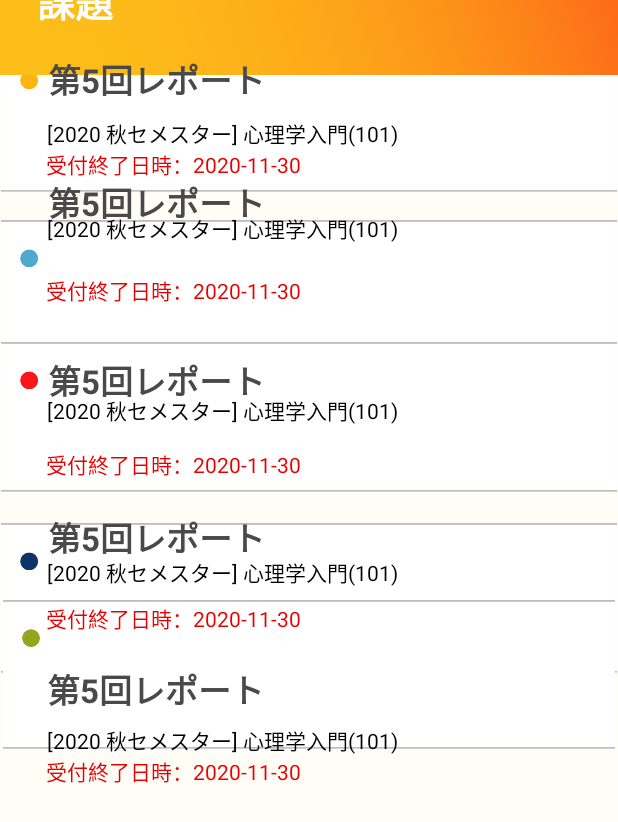
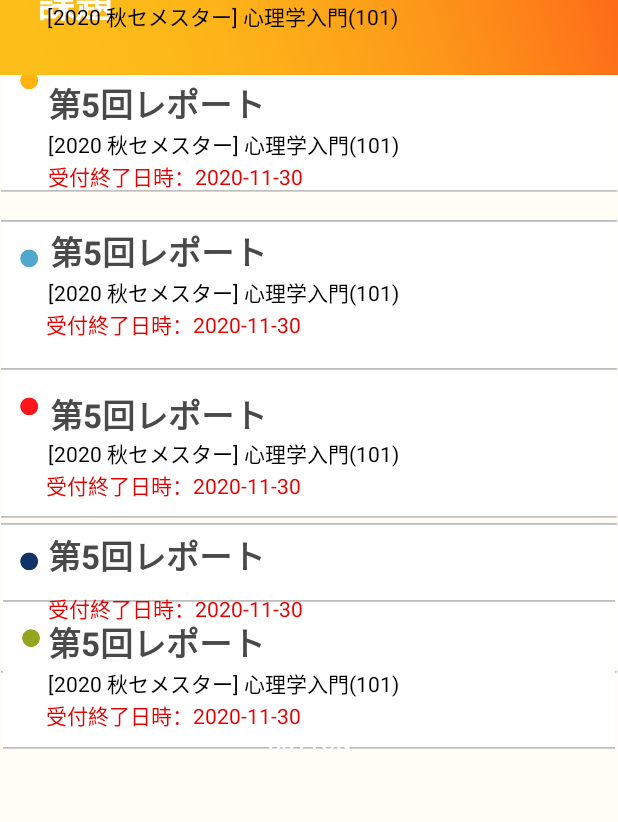
Before and after one commit to yui0805/haaka, an Android app: the page3 screen opened directly, with no data from a screen before it, on a phone screen of 412 x 824 dp. Shown: the top 822 px of the screen. Run offline under Robolectric (Android 15) with nearby library versions, the phone set to English and light mode, and no system bars.

Commit message:
page3naosita

```diff
--- a/app/src/main/res/layout/activity_page3.xml
+++ b/app/src/main/res/layout/activity_page3.xml
@@ -46,18 +46,6 @@
         app:srcCompat="@drawable/group7" />
 
     <ImageView
-        android:id="@+id/imageView14"
-        android:layout_width="0dp"
-        android:layout_height="100dp"
-        app:layout_constraintBottom_toBottomOf="@+id/view2"
-        app:layout_constraintEnd_toEndOf="@+id/view2"
-        app:layout_constraintHorizontal_bias="0.0"
-        app:layout_constraintStart_toStartOf="parent"
-        app:layout_constraintTop_toTopOf="@+id/view2"
-        app:layout_constraintVertical_bias="0.482"
-        app:srcCompat="@drawable/group8" />
-
-    <ImageView
         android:id="@+id/imageView11"
         android:layout_width="match_parent"
         android:layout_height="100dp"
@@ -69,6 +57,18 @@
         app:layout_constraintTop_toTopOf="parent"
         app:layout_constraintVertical_bias="0.968"
         app:srcCompat="@drawable/group10" />
+
+    <ImageView
+        android:id="@+id/imageView14"
+        android:layout_width="0dp"
+        android:layout_height="100dp"
+        app:layout_constraintBottom_toBottomOf="@+id/view2"
+        app:layout_constraintEnd_toEndOf="@+id/view2"
+        app:layout_constraintHorizontal_bias="0.0"
+        app:layout_constraintStart_toStartOf="parent"
+        app:layout_constraintTop_toTopOf="@+id/view2"
+        app:layout_constraintVertical_bias="0.482"
+        app:srcCompat="@drawable/group8" />
 
     <ImageView
         android:id="@+id/imageView12"
@@ -186,83 +186,87 @@
 
     <TextView
         android:id="@+id/T_1"
-        android:layout_width="376dp"
-        android:layout_height="50dp"
+        android:layout_width="wrap_content"
+        android:layout_height="wrap_content"
+        android:layout_marginTop="17dp"
         android:gravity="center_vertical"
         android:text="第5回レポート"
         android:textColor="#494949"
         android:textSize="10pt"
         android:textStyle="bold"
-        app:layout_constraintBottom_toBottomOf="parent"
+        app:layout_constraintBottom_toTopOf="@+id/SUB_1"
         app:layout_constraintEnd_toEndOf="parent"
-        app:layout_constraintHorizontal_bias="0.885"
+        app:layout_constraintHorizontal_bias="0.12"
         app:layout_constraintStart_toStartOf="parent"
-        app:layout_constraintTop_toTopOf="@+id/imageView13"
-        app:layout_constraintVertical_bias="0.0" />
+        app:layout_constraintTop_toTopOf="@+id/button3"
+        app:layout_constraintVertical_bias="1.0" />
 
     <TextView
         android:id="@+id/T_2"
-        android:layout_width="380dp"
-        android:layout_height="50dp"
+        android:layout_width="wrap_content"
+        android:layout_height="wrap_content"
+        android:layout_marginTop="16dp"
         android:gravity="center_vertical"
         android:text="第5回レポート"
         android:textColor="#494949"
         android:textSize="10pt"
         android:textStyle="bold"
-        app:layout_constraintBottom_toBottomOf="parent"
+        app:layout_constraintBottom_toTopOf="@+id/SUB_2"
         app:layout_constraintEnd_toEndOf="parent"
-        app:layout_constraintHorizontal_bias="1.0"
+        app:layout_constraintHorizontal_bias="0.124"
         app:layout_constraintStart_toStartOf="parent"
-        app:layout_constraintTop_toTopOf="@+id/imageView13"
-        app:layout_constraintVertical_bias="0.110000014" />
+        app:layout_constraintTop_toTopOf="@+id/button5"
+        app:layout_constraintVertical_bias="1.0" />
 
     <TextView
         android:id="@+id/T_3"
-        android:layout_width="378dp"
-        android:layout_height="50dp"
+        android:layout_width="wrap_content"
+        android:layout_height="wrap_content"
+        android:layout_marginTop="16dp"
         android:gravity="center_vertical"
         android:text="第5回レポート"
         android:textColor="#494949"
         android:textSize="10pt"
         android:textStyle="bold"
-        app:layout_constraintBottom_toBottomOf="parent"
+        app:layout_constraintBottom_toTopOf="@+id/SUB_3"
         app:layout_constraintEnd_toEndOf="parent"
-        app:layout_constraintHorizontal_bias="0.939"
+        app:layout_constraintHorizontal_bias="0.124"
         app:layout_constraintStart_toStartOf="parent"
-        app:layout_constraintTop_toTopOf="@+id/imageView13"
-        app:layout_constraintVertical_bias="0.269" />
+        app:layout_constraintTop_toTopOf="@+id/imageView11" />
 
     <TextView
         android:id="@+id/T_4"
-        android:layout_width="371dp"
-        android:layout_height="50dp"
+        android:layout_width="wrap_content"
+        android:layout_height="wrap_content"
+        android:layout_marginTop="1dp"
         android:gravity="center_vertical"
         android:text="第5回レポート"
         android:textColor="#494949"
         android:textSize="10pt"
         android:textStyle="bold"
-        app:layout_constraintBottom_toBottomOf="parent"
+        app:layout_constraintBottom_toTopOf="@+id/SUB_5"
         app:layout_constraintEnd_toEndOf="parent"
-        app:layout_constraintHorizontal_bias="0.775"
+        app:layout_constraintHorizontal_bias="0.12"
         app:layout_constraintStart_toStartOf="parent"
-        app:layout_constraintTop_toTopOf="@+id/imageView13"
-        app:layout_constraintVertical_bias="0.545" />
+        app:layout_constraintTop_toTopOf="@+id/button4"
+        app:layout_constraintVertical_bias="1.0" />
 
     <TextView
         android:id="@+id/T_5"
-        android:layout_width="378dp"
-        android:layout_height="46dp"
+        android:layout_width="wrap_content"
+        android:layout_height="wrap_content"
+        android:layout_marginTop="16dp"
         android:gravity="center_vertical"
         android:text="第5回レポート"
         android:textColor="#494949"
         android:textSize="10pt"
         android:textStyle="bold"
-        app:layout_constraintBottom_toBottomOf="parent"
+        app:layout_constraintBottom_toTopOf="@+id/SUB_4"
         app:layout_constraintEnd_toEndOf="parent"
-        app:layout_constraintHorizontal_bias="0.939"
+        app:layout_constraintHorizontal_bias="0.12"
         app:layout_constraintStart_toStartOf="parent"
-        app:layout_constraintTop_toTopOf="@+id/imageView13"
-        app:layout_constraintVertical_bias="0.41" />
+        app:layout_constraintTop_toTopOf="@+id/button10"
+        app:layout_constraintVertical_bias="0.0" />
 
     <TextView
         android:id="@+id/SUB_1"
@@ -270,12 +274,10 @@
         android:layout_height="wrap_content"
         android:text="[2020 秋セメスター] 心理学入門(101)"
         android:textColor="#000000"
-        app:layout_constraintBottom_toBottomOf="@+id/imageView13"
+        app:layout_constraintBottom_toTopOf="@+id/END_1"
         app:layout_constraintEnd_toEndOf="parent"
-        app:layout_constraintHorizontal_bias="0.175"
-        app:layout_constraintStart_toStartOf="parent"
-        app:layout_constraintTop_toTopOf="@+id/toolbar3"
-        app:layout_constraintVertical_bias="0.73" />
+        app:layout_constraintHorizontal_bias="0.181"
+        app:layout_constraintStart_toStartOf="parent" />
 
     <TextView
         android:id="@+id/SUB_2"
@@ -283,12 +285,10 @@
         android:layout_height="wrap_content"
         android:text="[2020 秋セメスター] 心理学入門(101)"
         android:textColor="#000000"
-        app:layout_constraintBottom_toBottomOf="parent"
+        app:layout_constraintBottom_toTopOf="@+id/END_2"
         app:layout_constraintEnd_toEndOf="parent"
-        app:layout_constraintHorizontal_bias="0.175"
-        app:layout_constraintStart_toStartOf="parent"
-        app:layout_constraintTop_toBottomOf="@+id/imageView13"
-        app:layout_constraintVertical_bias="0.01999998" />
+        app:layout_constraintHorizontal_bias="0.181"
+        app:layout_constraintStart_toStartOf="parent" />
 
     <TextView
         android:id="@+id/SUB_3"
@@ -296,12 +296,10 @@
         android:layout_height="wrap_content"
         android:text="[2020 秋セメスター] 心理学入門(101)"
         android:textColor="#000000"
-        app:layout_constraintBottom_toBottomOf="parent"
+        app:layout_constraintBottom_toTopOf="@+id/END_3"
         app:layout_constraintEnd_toEndOf="parent"
-        app:layout_constraintHorizontal_bias="0.175"
-        app:layout_constraintStart_toStartOf="parent"
-        app:layout_constraintTop_toBottomOf="@+id/imageView13"
-        app:layout_constraintVertical_bias="0.19999999" />
+        app:layout_constraintHorizontal_bias="0.181"
+        app:layout_constraintStart_toStartOf="parent" />
 
     <TextView
         android:id="@+id/SUB_4"
@@ -309,12 +307,10 @@
         android:layout_height="wrap_content"
         android:text="[2020 秋セメスター] 心理学入門(101)"
         android:textColor="#000000"
-        app:layout_constraintBottom_toBottomOf="parent"
         app:layout_constraintEnd_toEndOf="parent"
-        app:layout_constraintHorizontal_bias="0.175"
+        app:layout_constraintHorizontal_bias="0.176"
         app:layout_constraintStart_toStartOf="parent"
-        app:layout_constraintTop_toBottomOf="@+id/imageView13"
-        app:layout_constraintVertical_bias="0.36" />
+        tools:layout_editor_absoluteY="356dp" />
 
     <TextView
         android:id="@+id/SUB_5"
@@ -322,76 +318,71 @@
         android:layout_height="wrap_content"
         android:text="[2020 秋セメスター] 心理学入門(101)"
         android:textColor="#000000"
-        app:layout_constraintBottom_toBottomOf="parent"
+        app:layout_constraintBottom_toTopOf="@+id/END_4"
         app:layout_constraintEnd_toEndOf="parent"
-        app:layout_constraintHorizontal_bias="0.175"
-        app:layout_constraintStart_toStartOf="parent"
-        app:layout_constraintTop_toBottomOf="@+id/imageView13"
-        app:layout_constraintVertical_bias="0.526" />
+        app:layout_constraintHorizontal_bias="0.181"
+        app:layout_constraintStart_toStartOf="parent" />
 
     <TextView
         android:id="@+id/END_1"
         android:layout_width="wrap_content"
         android:layout_height="wrap_content"
+        android:layout_marginBottom="20dp"
         android:text="受付終了日時：2020-11-30"
         android:textColor="#E80000"
-        app:layout_constraintBottom_toBottomOf="parent"
+        app:layout_constraintBottom_toBottomOf="@+id/button3"
         app:layout_constraintEnd_toEndOf="parent"
-        app:layout_constraintHorizontal_bias="0.128"
-        app:layout_constraintStart_toStartOf="@+id/imageView13"
-        app:layout_constraintTop_toTopOf="@+id/imageView13"
-        app:layout_constraintVertical_bias="0.091" />
+        app:layout_constraintHorizontal_bias="0.132"
+        app:layout_constraintStart_toStartOf="@+id/imageView13" />
 
     <TextView
         android:id="@+id/END_2"
         android:layout_width="wrap_content"
         android:layout_height="wrap_content"
+        android:layout_marginBottom="20dp"
         android:text="受付終了日時：2020-11-30"
         android:textColor="#E80000"
-        app:layout_constraintBottom_toBottomOf="parent"
+        app:layout_constraintBottom_toBottomOf="@+id/button5"
         app:layout_constraintEnd_toEndOf="parent"
         app:layout_constraintHorizontal_bias="0.128"
-        app:layout_constraintStart_toStartOf="@+id/imageView13"
-        app:layout_constraintTop_toTopOf="@+id/imageView13"
-        app:layout_constraintVertical_bias="0.19999999" />
+        app:layout_constraintStart_toStartOf="@+id/imageView13" />
 
     <TextView
         android:id="@+id/END_3"
         android:layout_width="wrap_content"
         android:layout_height="wrap_content"
+        android:layout_marginBottom="15dp"
         android:text="受付終了日時：2020-11-30"
         android:textColor="#E80000"
-        app:layout_constraintBottom_toBottomOf="parent"
+        app:layout_constraintBottom_toBottomOf="@+id/button8"
         app:layout_constraintEnd_toEndOf="parent"
         app:layout_constraintHorizontal_bias="0.128"
-        app:layout_constraintStart_toStartOf="@+id/imageView13"
-        app:layout_constraintTop_toTopOf="@+id/imageView13"
-        app:layout_constraintVertical_bias="0.349" />
+        app:layout_constraintStart_toStartOf="@+id/imageView13" />
 
     <TextView
         android:id="@+id/END_4"
         android:layout_width="wrap_content"
         android:layout_height="wrap_content"
+        android:layout_marginBottom="12dp"
         android:text="受付終了日時：2020-11-30"
         android:textColor="#E80000"
-        app:layout_constraintBottom_toBottomOf="parent"
+        app:layout_constraintBottom_toBottomOf="@+id/imageView12"
         app:layout_constraintEnd_toEndOf="parent"
         app:layout_constraintHorizontal_bias="0.128"
-        app:layout_constraintStart_toStartOf="@+id/imageView13"
-        app:layout_constraintTop_toTopOf="@+id/imageView13"
-        app:layout_constraintVertical_bias="0.614" />
+        app:layout_constraintStart_toStartOf="@+id/imageView13" />
 
     <TextView
         android:id="@+id/END_5"
         android:layout_width="wrap_content"
         android:layout_height="wrap_content"
+        android:layout_marginBottom="20dp"
         android:text="受付終了日時：2020-11-30"
         android:textColor="#E80000"
-        app:layout_constraintBottom_toBottomOf="parent"
+        app:layout_constraintBottom_toBottomOf="@+id/button10"
         app:layout_constraintEnd_toEndOf="parent"
-        app:layout_constraintHorizontal_bias="0.128"
+        app:layout_constraintHorizontal_bias="0.132"
         app:layout_constraintStart_toStartOf="@+id/imageView13"
-        app:layout_constraintTop_toTopOf="@+id/imageView13"
-        app:layout_constraintVertical_bias="0.482" />
+        app:layout_constraintTop_toBottomOf="@+id/SUB_4"
+        app:layout_constraintVertical_bias="0.996" />
 
 </androidx.constraintlayout.widget.ConstraintLayout>
```
